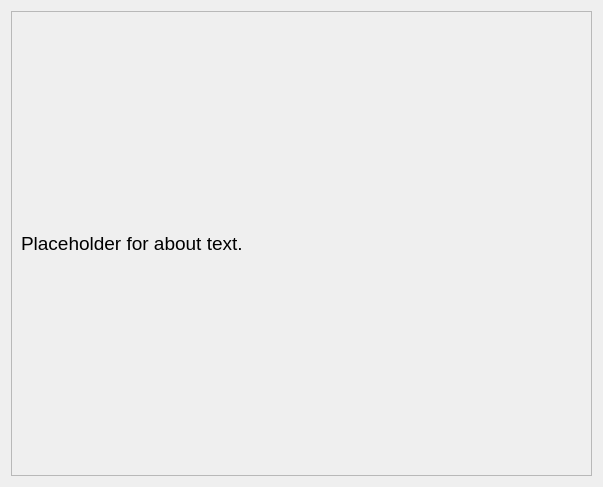
Qt form aboutdialog.ui (dragly/trafikanten-maemo) before a commit.
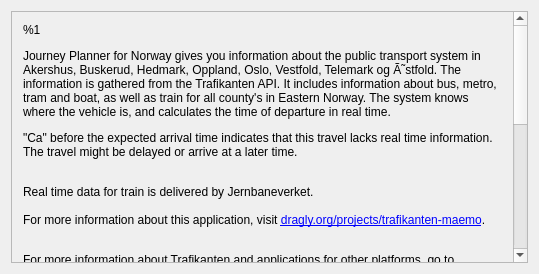
The same form after that commit.

Commit message: Changes to prepare Symbian version

Patch:
```diff
--- a/aboutdialog.ui
+++ b/aboutdialog.ui
@@ -6,10 +6,16 @@
    <rect>
     <x>0</x>
     <y>0</y>
-    <width>603</width>
-    <height>487</height>
+    <width>539</width>
+    <height>274</height>
    </rect>
   </property>
+  <property name="sizePolicy">
+   <sizepolicy hsizetype="Maximum" vsizetype="Maximum">
+    <horstretch>0</horstretch>
+    <verstretch>0</verstretch>
+   </sizepolicy>
+  </property>
   <property name="windowTitle">
    <string>About Journey Planner for Maemo</string>
   </property>
@@ -24,22 +30,40 @@
        <rect>
         <x>0</x>
         <y>0</y>
-        <width>583</width>
-        <height>467</height>
+        <width>502</width>
+        <height>540</height>
        </rect>
       </property>
       <layout class="QVBoxLayout" name="verticalLayout_2">
        <item>
         <widget class="QLabel" name="label">
          <property name="text">
-          <string>&lt;!DOCTYPE HTML PUBLIC &quot;-//W3C//DTD HTML 4.0//EN&quot; &quot;http://www.w3.org/TR/REC-html40/strict.dtd&quot;&gt;
-&lt;html&gt;&lt;head&gt;&lt;meta name=&quot;qrichtext&quot; content=&quot;1&quot; /&gt;&lt;style type=&quot;text/css&quot;&gt;
+          <string>&lt;!DOCTYPE HTML PUBLIC \&quot;-//W3C//DTD HTML 4.0//EN\&quot; \&quot;http://www.w3.org/TR/REC-html40/strict.dtd\&quot;&gt;
+&lt;html&gt;&lt;head&gt;&lt;meta name=\&quot;qrichtext\&quot; content=\&quot;1\&quot; /&gt;&lt;style type=\&quot;text/css\&quot;&gt;
 p, li { white-space: pre-wrap; }
-&lt;/style&gt;&lt;/head&gt;&lt;body style=&quot; font-family:'Sans'; font-size:8pt; font-weight:400; font-style:normal;&quot;&gt;
-&lt;table border=&quot;0&quot; style=&quot;-qt-table-type: root; margin-top:4px; margin-bottom:4px; margin-left:4px; margin-right:4px;&quot;&gt;
+&lt;/style&gt;&lt;/head&gt;&lt;body style=\&quot;font-size:14pt; font-style:normal;\&quot;&gt;
+&lt;table style=\&quot;-qt-table-type: root; margin-top:4px; margin-bottom:4px; margin-left:4px; margin-right:4px;\&quot;&gt;
 &lt;tr&gt;
-&lt;td style=&quot;border: none;&quot;&gt;
-&lt;p style=&quot; margin-top:0px; margin-bottom:0px; margin-left:0px; margin-right:0px; -qt-block-indent:0; text-indent:0px;&quot;&gt;&lt;span style=&quot; font-size:14pt;&quot;&gt;Placeholder for about text.&lt;/span&gt;&lt;/p&gt;&lt;/td&gt;&lt;/tr&gt;&lt;/table&gt;&lt;/body&gt;&lt;/html&gt;</string>
+&lt;td style=\&quot;border: none;\&quot;&gt;
+%1
+&lt;p&gt;Journey Planner for Norway gives you information about the public transport system in Akershus, Buskerud, Hedmark, Oppland, Oslo, Vestfold, Telemark og Ã˜stfold. The information is gathered from the Trafikanten API. It includes information about bus, metro, tram and boat, as well as train for all county's in Eastern Norway. The system knows where the vehicle is, and calculates the time of departure in real time.&lt;/p&gt;
+&lt;p&gt;&lt;/p&gt;
+&lt;p&gt;&amp;quot;Ca&amp;quot; before the expected arrival time indicates that this travel lacks real time information. The travel might be delayed or arrive at a later time.&lt;/p&gt;
+&lt;p&gt;&lt;br /&gt;Real time data for train is delivered by Jernbaneverket.&lt;br /&gt;&lt;br /&gt;For more information about this application, visit &lt;a href=\&quot;http://www.dragly.org/projects/trafikanten-maemo/\&quot;&gt;dragly.org/projects/trafikanten-maemo&lt;/a&gt;.&lt;/p&gt;
+&lt;p&gt;&lt;br /&gt;For more information about Trafikanten and applications for other platforms, go to &lt;a href=\&quot;http://www.trafikanten.no/\&quot;&gt;trafikanten.no&lt;/a&gt;. For Trafikanten's official travel planner, go to &lt;a href=\&quot;http://m.trafikanten.no/\&quot;&gt;m.trafikanten.no&lt;/a&gt;.&lt;/p&gt;
+&lt;h4&gt;About the license&lt;/h4&gt;
+&lt;p&gt;This program is free software: you can redistribute it and/or modify&lt;/p&gt;
+&lt;p&gt;it under the terms of the GNU General Public License as published by&lt;/p&gt;
+&lt;p&gt;the Free Software Foundation, either version 3 of the License, or&lt;/p&gt;
+&lt;p&gt;(at your option) any later version.&lt;/p&gt;
+&lt;p&gt;&lt;/p&gt;
+&lt;p&gt;This program is distributed in the hope that it will be useful,&lt;/p&gt;
+&lt;p&gt;but WITHOUT ANY WARRANTY; without even the implied warranty of&lt;/p&gt;
+&lt;p&gt;MERCHANTABILITY or FITNESS FOR A PARTICULAR PURPOSE.  See the&lt;/p&gt;
+&lt;p&gt;GNU General Public License for more details.&lt;/p&gt;
+&lt;p&gt;&lt;/p&gt;
+&lt;p&gt;You should have received a copy of the GNU General Public License&lt;/p&gt;
+&lt;p&gt;along with this program.  If not, see &amp;lt;http://www.gnu.org/licenses/&amp;gt;.&lt;/p&gt;&lt;/td&gt;&lt;/tr&gt;&lt;/table&gt;&lt;/body&gt;&lt;/html&gt;</string>
          </property>
          <property name="wordWrap">
           <bool>true</bool>
```
The commit also changes 20 other files.
